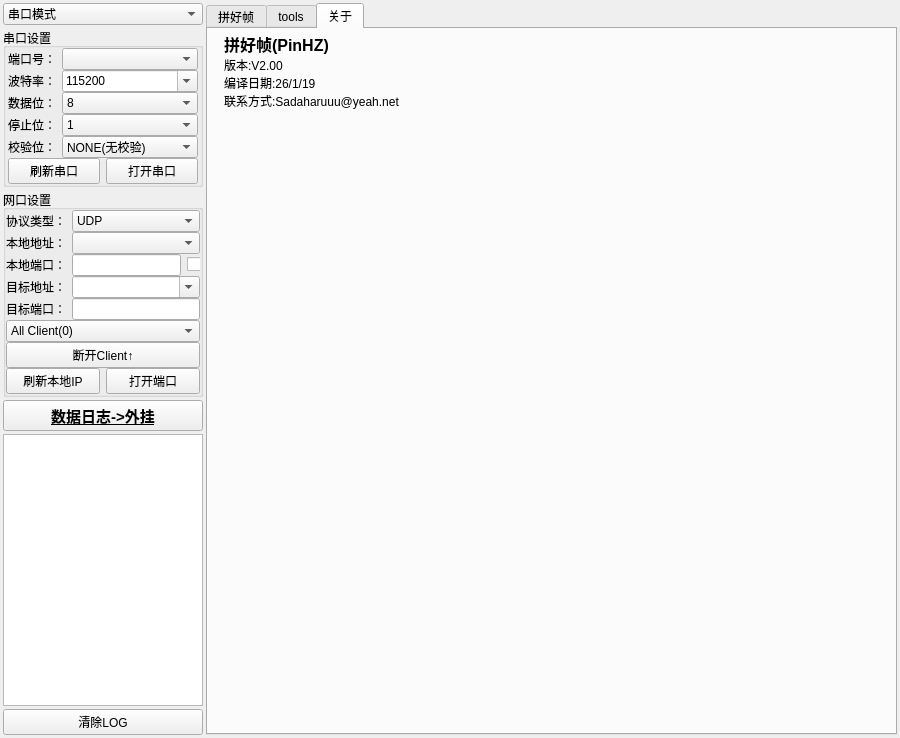
The window that widget.ui (Sadaharuuu/PinHZ) describes before a commit, drawn with Qt 5.
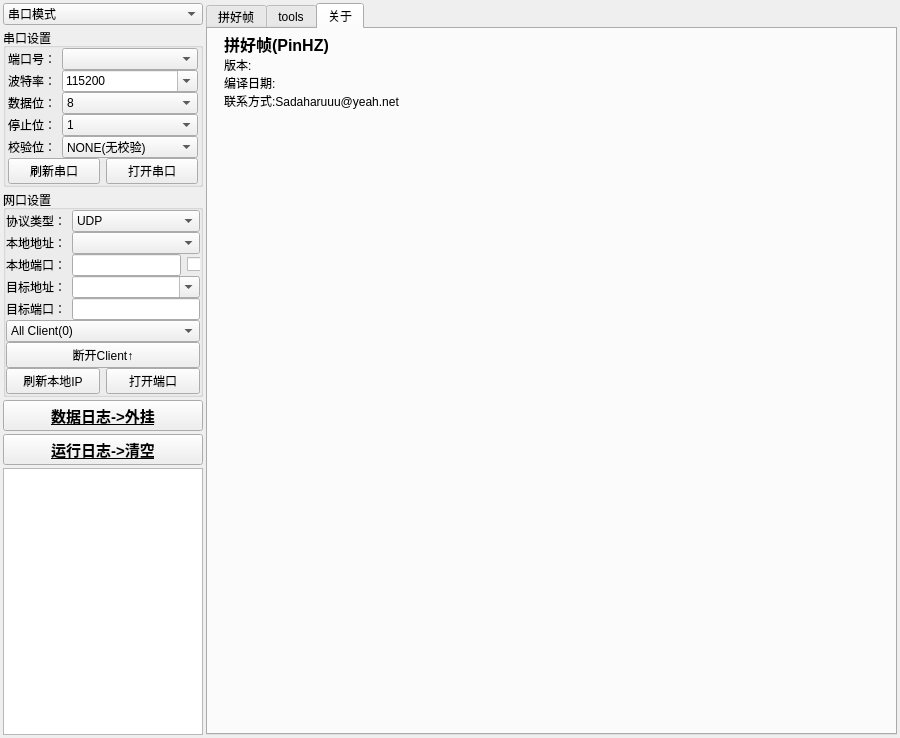
The same window after the commit. The open tabs and pages were chosen to show the change. Icons and pictures are not drawn.

Diff of the .ui file:
```diff
--- a/widget.ui
+++ b/widget.ui
@@ -612,20 +612,34 @@
            </property>
           </widget>
          </item>
-         <item>
-          <widget class="QTextBrowser" name="txtBs_log">
-           <property name="minimumSize">
-            <size>
-             <width>0</width>
-             <height>100</height>
-            </size>
-           </property>
-          </widget>
-         </item>
          <item>
           <widget class="QPushButton" name="button_clearLog">
+           <property name="minimumSize">
+            <size>
+             <width>0</width>
+             <height>20</height>
+            </size>
+           </property>
+           <property name="font">
+            <font>
+             <pointsize>11</pointsize>
+             <weight>75</weight>
+             <bold>true</bold>
+             <underline>true</underline>
+            </font>
+           </property>
            <property name="text">
-            <string>清除LOG</string>
+            <string>运行日志-&gt;清空</string>
+           </property>
+          </widget>
+         </item>
+         <item>
+          <widget class="QTextBrowser" name="txtBs_log">
+           <property name="minimumSize">
+            <size>
+             <width>0</width>
+             <height>100</height>
+            </size>
            </property>
           </widget>
          </item>
@@ -1474,7 +1488,7 @@
               <item>
                <widget class="QLabel" name="label_version">
                 <property name="text">
-                 <string>版本:V2.00</string>
+                 <string>版本:</string>
                 </property>
                 <property name="textFormat">
                  <enum>Qt::AutoText</enum>
@@ -1484,7 +1498,7 @@
               <item>
                <widget class="QLabel" name="label_6">
                 <property name="text">
-                 <string>编译日期:26/1/19</string>
+                 <string>编译日期:</string>
                 </property>
                </widget>
               </item>
```
Left out of the diff: 10 changed lines with no effect on the pictures.
